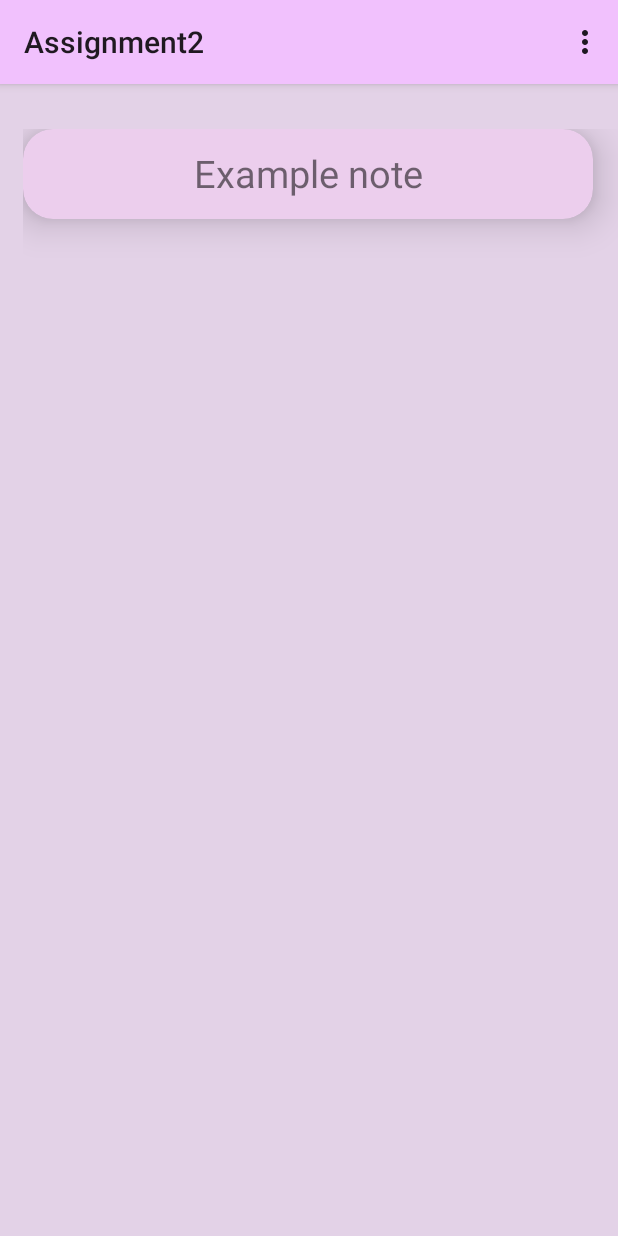
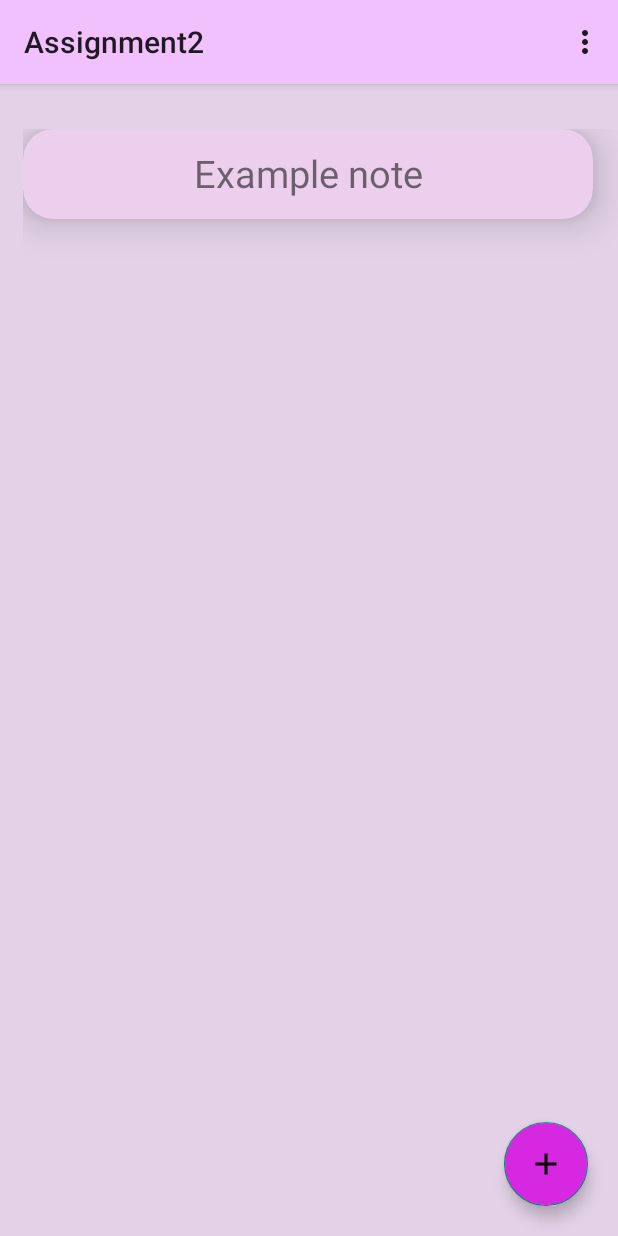
Before and after one commit to skyfoojs/Todo-List-Android-Studio, an Android app: the screen it shows after launch (MainActivity), on a phone screen of 412 x 824 dp. Run offline under Robolectric (Android 15) with nearby library versions, the phone set to English and light mode, and no system bars.

Commit message:
Added FloatingAction Button to the ListView page

```diff
--- /dev/null
+++ b/app/src/main/res/drawable/baseline_add_24.xml
@@ -0,0 +1,5 @@
+<vector xmlns:android="http://schemas.android.com/apk/res/android" android:height="24dp" android:tint="#000000" android:viewportHeight="24" android:viewportWidth="24" android:width="24dp">
+
+    <path android:fillColor="@android:color/white" android:pathData="M19,13h-6v6h-2v-6H5v-2h6V5h2v6h6v2z"/>
+
+</vector>
--- a/app/src/main/res/layout/activity_main.xml
+++ b/app/src/main/res/layout/activity_main.xml
@@ -19,4 +19,13 @@
         android:paddingStart="15dp"
         tools:listitem="@layout/list_item" />
 
+    <com.google.android.material.floatingactionbutton.FloatingActionButton
+        android:layout_width="wrap_content"
+        android:layout_height="wrap_content"
+        android:layout_alignParentBottom="true"
+        android:layout_alignParentEnd="true"
+        android:src="@drawable/baseline_add_24"
+        android:layout_margin="20dp"
+        android:backgroundTint="#D628E0"
+        android:id="@+id/add_note_floating_action"/>
 </RelativeLayout>
--- a/app/src/main/res/layout/list_item.xml
+++ b/app/src/main/res/layout/list_item.xml
@@ -23,7 +23,7 @@
             android:layout_height="50dp"
             android:gravity="center"
             android:layout_centerHorizontal="true"
-            android:text="GHeloo"
+            android:text=""
             android:textSize="25sp"
             android:id="@+id/textView"
             android:textAlignment="center"/>
```
